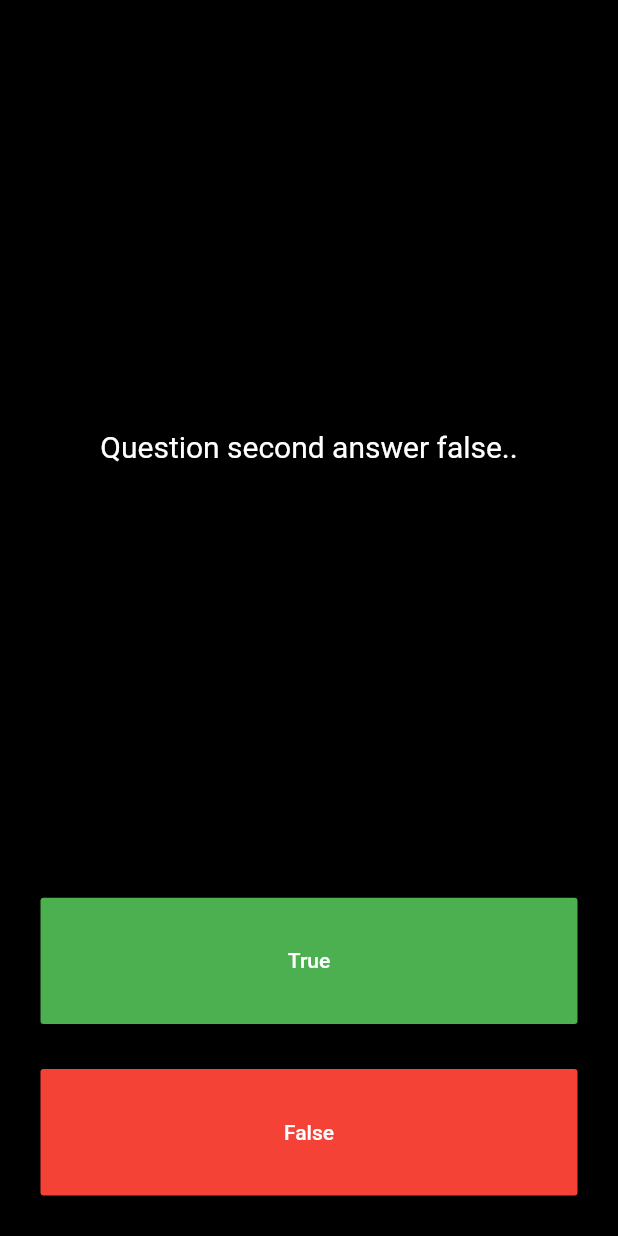
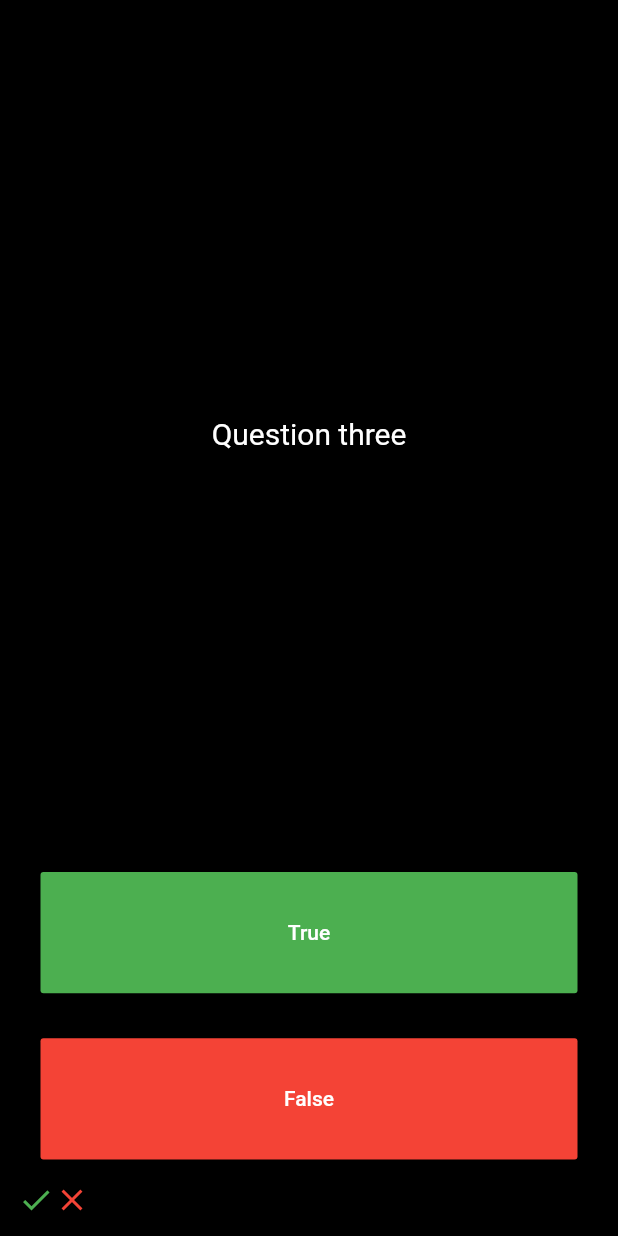
Before and after one commit to sourabhsinghmrajput/quiz_app, a Flutter app: the screen it shows after launch, after a tap on "True", after a tap on "False", on a phone screen of 412 x 824 dp. Run offline on Flutter 3.47's test engine with Material 2 defaults, Android fonts, the phone set to English and light mode, and no system bars.

Commit message:
Added functionality to App( with Abstaction and Encapsulation).

```diff
--- a/lib/main.dart
+++ b/lib/main.dart
@@ -1,4 +1,7 @@
 import 'package:flutter/material.dart';
+import 'package:quiz_app/quiz_brain.dart';
+
+QuizBrain quizBrain = QuizBrain();
 
 void main() => runApp(MyApp());
 
@@ -26,12 +29,6 @@ class QuizApp extends StatefulWidget {
 
 class _QuizAppState extends State<QuizApp> {
   List<Icon> scorekeeper = [];
-  List<String> que = [
-    'Question first answer true..',
-    'Question second answer false..',
-    'Question third answer true..'
-  ];
-  int queno = 0;
 
   @override
   Widget build(BuildContext context) {
@@ -45,7 +42,7 @@ class _QuizAppState extends State<QuizApp> {
             flex: 5,
             child: Center(
               child: Text(
-                que[queno],
+                quizBrain.getQue(),
                 style: TextStyle(color: Colors.white, fontSize: 20),
               ),
             ),
@@ -54,11 +51,26 @@ class _QuizAppState extends State<QuizApp> {
             flex: 1,
             child: Padding(
               padding: const EdgeInsets.all(15.0),
+              // ignore: deprecated_member_use
               child: FlatButton(
                 color: Colors.green,
                 onPressed: () {
+                  bool corrans = quizBrain.getAns();
                   setState(() {
-                    queno++;
+                    if (corrans == true) {
+                      print("Correct");
+                      scorekeeper.add(Icon(
+                        Icons.check,
+                        color: Colors.green,
+                      ));
+                    } else {
+                      scorekeeper.add(Icon(
+                        Icons.close,
+                        color: Colors.red,
+                      ));
+                      print("Wrong !!");
+                    }
+                    quizBrain.nextQue();
                   });
                 },
                 child: Text(
@@ -71,9 +83,29 @@ class _QuizAppState extends State<QuizApp> {
           Expanded(
             child: Padding(
               padding: const EdgeInsets.all(15.0),
+              // ignore: deprecated_member_use
               child: FlatButton(
                 color: Colors.red,
-                onPressed: () {},
+                onPressed: () {
+                  bool corrans = quizBrain.getAns();
+
+                  setState(() {
+                    if (corrans == false) {
+                      scorekeeper.add(Icon(
+                        Icons.check,
+                        color: Colors.green,
+                      ));
+                      print("Correct");
+                    } else {
+                      scorekeeper.add(Icon(
+                        Icons.close,
+                        color: Colors.red,
+                      ));
+                      print("Wrong !!");
+                    }
+                    quizBrain.nextQue();
+                  });
+                },
                 child: Text(
                   'False',
                   style: TextStyle(color: Colors.white),
--- /dev/null
+++ b/lib/question.dart
@@ -0,0 +1,9 @@
+class Question {
+  String queText = "";
+  bool queAns = true;
+
+  Question({required String q, required bool a}) {
+    queText = q;
+    queAns = a;
+  }
+}
--- /dev/null
+++ b/lib/quiz_brain.dart
@@ -0,0 +1,37 @@
+import 'package:quiz_app/question.dart';
+
+class QuizBrain {
+  int _queno = 0;
+
+  List<Question> _questionBank = [
+    Question(q: 'Question one', a: true),
+    Question(q: 'Question two', a: true),
+    Question(q: 'Question three', a: true),
+    Question(q: 'Question four', a: true),
+    Question(q: 'Question five', a: true),
+    Question(q: 'Question six', a: true),
+    Question(q: 'Question seven', a: true),
+    Question(q: 'Question eight', a: true),
+    Question(q: 'Question nine', a: true),
+    Question(q: 'Question ten', a: true),
+    Question(q: 'Question eleven', a: true),
+    Question(q: 'Question twelve', a: true),
+    Question(q: 'Question thirteen', a: true),
+    Question(q: 'Question fourteen', a: true),
+    Question(q: 'Question fifteen', a: true),
+  ];
+
+  String getQue() {
+    return _questionBank[_queno].queText;
+  }
+
+  bool getAns() {
+    return _questionBank[_queno].queAns;
+  }
+
+  void nextQue() {
+    if (_queno < _questionBank.length - 1) {
+      _queno++;
+    }
+  }
+}
```
